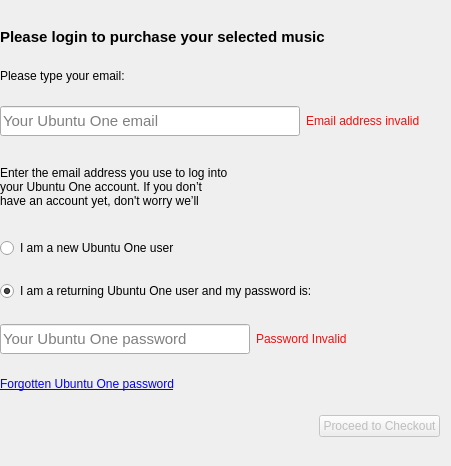
First picture: the form in music-login/loginform.ui, repository ubports/ubuntuone-credentials, before the edit.
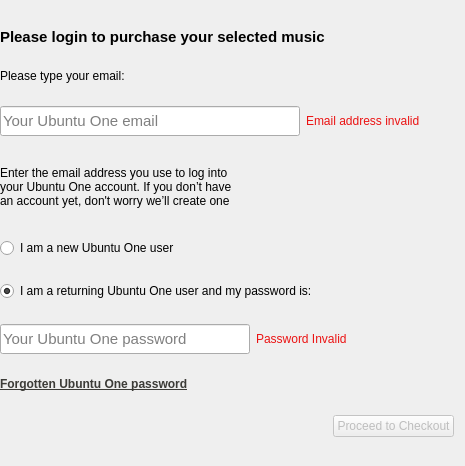
Second picture: the form after the edit.

Commit message: fixing font sizes requested by design

Diff of the .ui file:
```diff
--- a/music-login/loginform.ui
+++ b/music-login/loginform.ui
@@ -6,7 +6,7 @@
    <rect>
     <x>0</x>
     <y>0</y>
-    <width>451</width>
+    <width>465</width>
     <height>466</height>
    </rect>
   </property>
@@ -130,6 +130,7 @@
        <property name="font">
         <font>
          <family>Ubuntu</family>
+         <pointsize>9</pointsize>
         </font>
        </property>
        <property name="text">
@@ -268,10 +269,11 @@
      <property name="font">
       <font>
        <family>Ubuntu</family>
+       <pointsize>9</pointsize>
       </font>
      </property>
      <property name="text">
-      <string>&lt;html&gt;&lt;head/&gt;&lt;body&gt;&lt;p&gt;&lt;a href=&quot;https://login.ubuntu.com/+forgot_password&quot;&gt;&lt;span style=&quot; text-decoration: underline; color:#0000ff;&quot;&gt;Forgotten Ubuntu One password&lt;/span&gt;&lt;/a&gt;&lt;/p&gt;&lt;/body&gt;&lt;/html&gt;</string>
+      <string>&lt;html&gt;&lt;head/&gt;&lt;body&gt;&lt;p&gt;&lt;a href=&quot;https://login.ubuntu.com/+forgot_password&quot;&gt;&lt;span style=&quot; font-weight:600; text-decoration: underline; color:#3c3b37;&quot;&gt;Forgotten Ubuntu One password&lt;/span&gt;&lt;/a&gt;&lt;/p&gt;&lt;/body&gt;&lt;/html&gt;</string>
      </property>
      <property name="openExternalLinks">
       <bool>true</bool>
```
Left out of the diff: 6 changed lines with no effect on the pictures. The commit also changes 4 other files.
